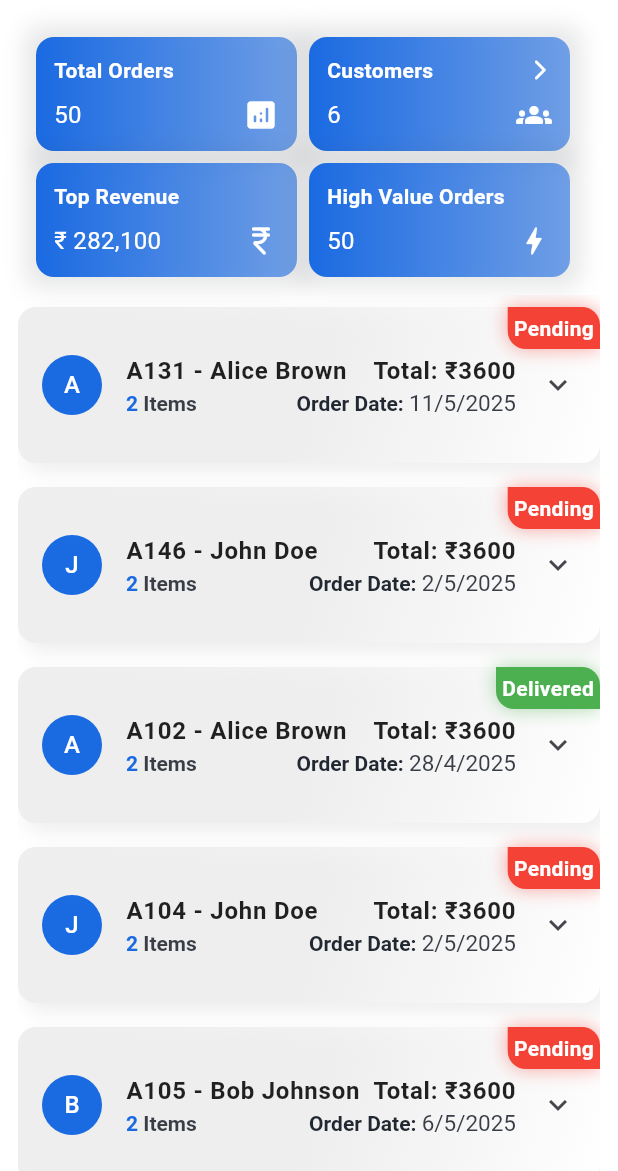
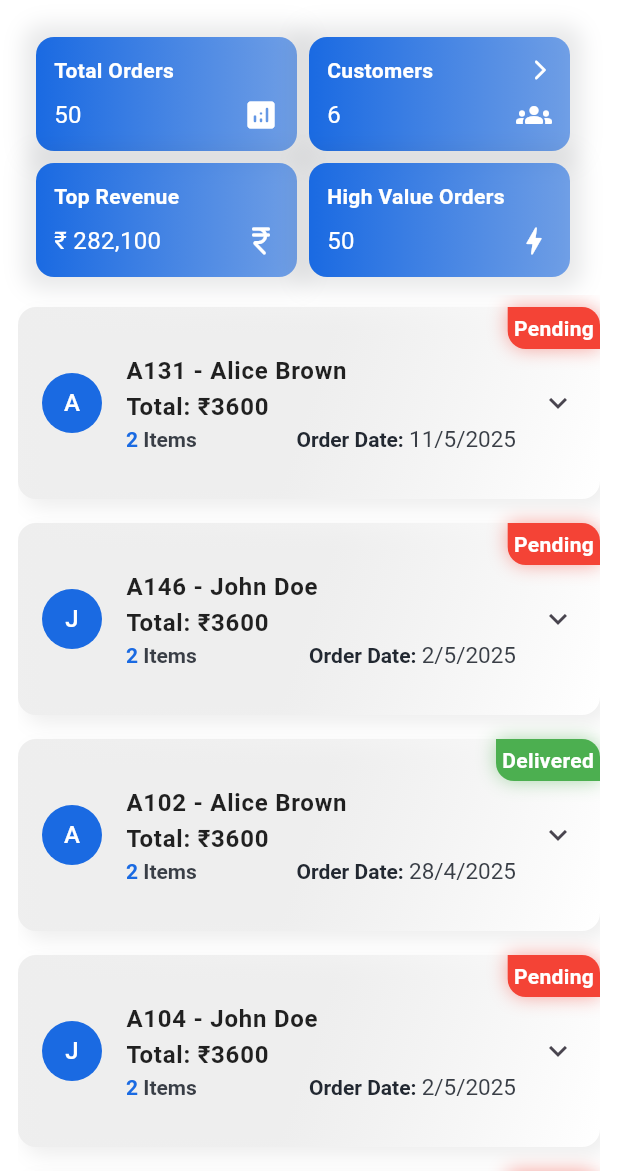
Before and after one commit to Arshadshaykh/Cutomer-Dashboard, a Flutter app: the screen it shows after launch, on a phone screen of 412 x 824 dp, the part 65-1236 px from its top. Run offline on Flutter 3.47's test engine with Material 3 defaults, Android fonts, the light colour scheme and no system bars.

Commit message:
Update order_card.dart

```diff
--- a/lib/widgets/order_card.dart
+++ b/lib/widgets/order_card.dart
@@ -45,7 +45,13 @@ class OrderCard extends StatelessWidget {
                     ),
                   ],
                 ),
+                child: Theme(
+                  data: Theme.of(context).copyWith(
+                    splashColor: Colors.transparent,
+                    highlightColor: Colors.transparent,
+                  ),
                   child: ExpansionTile(
+                    enableFeedback: false,
                     tilePadding: EdgeInsets.symmetric(
                       horizontal: 16,
                       vertical: 8,
@@ -55,7 +61,9 @@ class OrderCard extends StatelessWidget {
                       vertical: 8,
                     ),
                     shape: RoundedRectangleBorder(
-                    borderRadius: BorderRadius.circular(AppSizes.cornerRadius),
+                      borderRadius: BorderRadius.circular(
+                        AppSizes.cornerRadius,
+                      ),
                     ),
                     title: Column(
                       crossAxisAlignment: CrossAxisAlignment.start,
@@ -71,14 +79,14 @@ class OrderCard extends StatelessWidget {
                                 fontSize: 16,
                               ),
                             ),
+                          ],
+                        ),
                         Text(
                           'Total: ₹${getTotal()}',
                           style: TextStyle(
                             fontWeight: FontWeight.bold,
                             color: AppColors.textPrimary,
                           ),
-                          ),
-                        ],
                         ),
                         Row(
                           mainAxisAlignment: MainAxisAlignment.spaceBetween,
@@ -139,7 +147,9 @@ class OrderCard extends StatelessWidget {
                         order.items
                             .map<Widget>(
                               (item) => Padding(
-                              padding: const EdgeInsets.symmetric(vertical: 4),
+                                padding: const EdgeInsets.symmetric(
+                                  vertical: 4,
+                                ),
                                 child: Row(
                                   mainAxisAlignment:
                                       MainAxisAlignment.spaceBetween,
@@ -157,6 +167,7 @@ class OrderCard extends StatelessWidget {
                               ),
                             )
                             .toList(),
+                  ),
                 ),
               ),
               Positioned(
```
Lines whose indentation alone changed are shown as unchanged.
